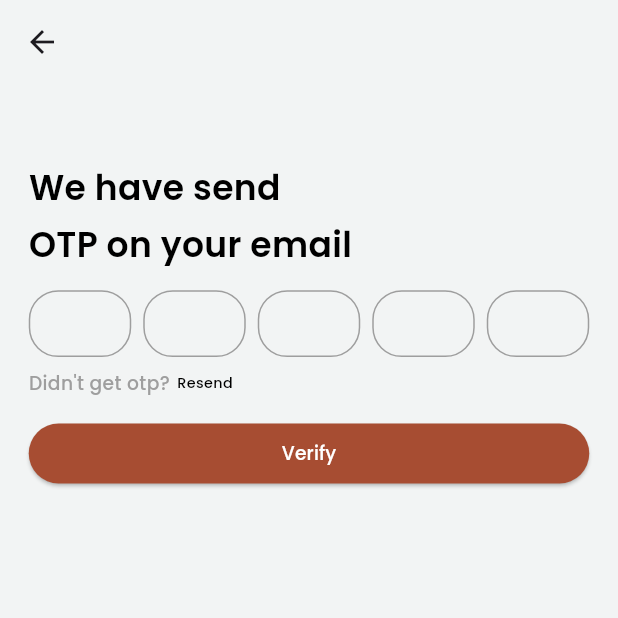
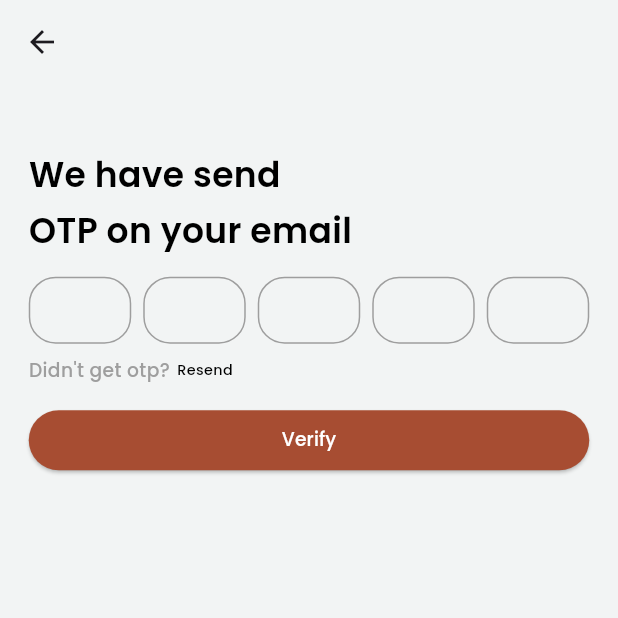
Before and after one commit to Nitin-U/cleanerapp, a Flutter app: the OtpScreenView screen opened directly, on a phone screen of 412 x 824 dp, the top half of it. Run offline on Flutter 3.47's test engine with Material 3 defaults, Android fonts, the phone set to English and light mode, and no system bars; drawn by our look-alikes of pinput; our stand-ins replace flutter_screenutil, google_fonts.

```diff
--- a/lib/view/authentication/otp/otp_screen_view/otp_screen_view.dart
+++ b/lib/view/authentication/otp/otp_screen_view/otp_screen_view.dart
@@ -15,7 +15,7 @@ class OtpScreenView extends StatelessWidget {
         width: MediaQuery.sizeOf(context).width,
         textStyle: dashboardlabelfontblack,
         decoration: BoxDecoration(
-            borderRadius: BorderRadius.circular(20.51.sp),
+            borderRadius: BorderRadius.circular(20.r),
             border: Border.all(color: CleanerAppcolors.primarygreycolor)));
     return Scaffold(
       backgroundColor: CleanerAppcolors.primarylightgreycolor,
@@ -23,7 +23,7 @@ class OtpScreenView extends StatelessWidget {
         backgroundColor: CleanerAppcolors.primarylightgreycolor,
       ),
       body: Padding(
-        padding: EdgeInsets.symmetric(horizontal: 20.w, vertical: 60.h),
+        padding: EdgeInsets.symmetric(horizontal: 20.w, vertical: 50.h),
         child: Column(
           crossAxisAlignment: CrossAxisAlignment.start,
           children: [
```
